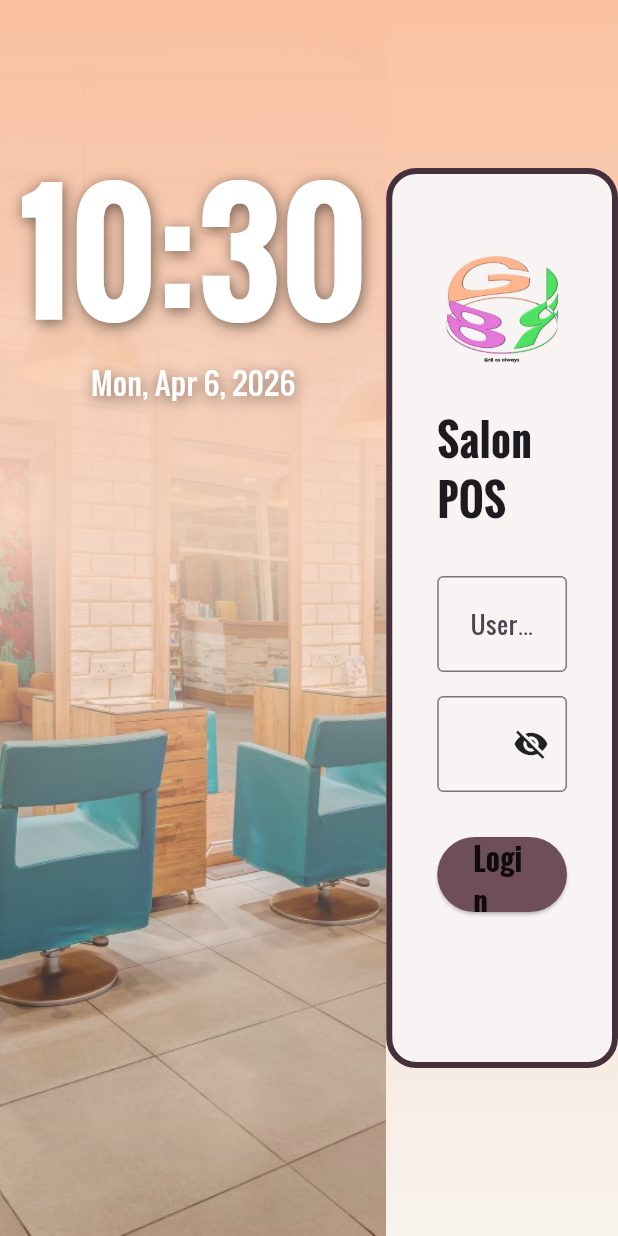
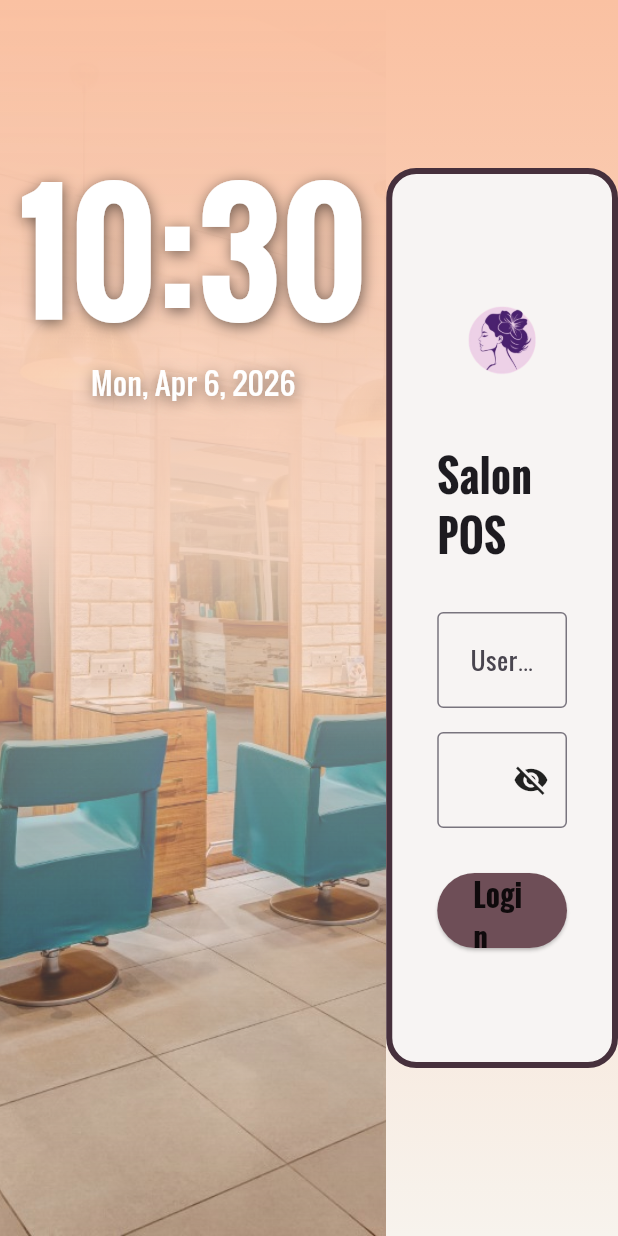
Before and after one commit to izzat-kz/pos-salon-v2, a Flutter app: the screen it shows after launch, on a phone screen of 412 x 824 dp. Run offline on Flutter 3.47's test engine with Material 3 defaults, Android fonts, the phone set to English and light mode, and no system bars; our stand-ins replace dotted_border, pdf, printing, sqflite, syncfusion_flutter_charts; accounts and stored records are empty.

Commit message:
couple changes to commit

```diff
--- a/salon_pos/lib/screens/login.dart
+++ b/salon_pos/lib/screens/login.dart
@@ -94,7 +94,6 @@ class _LoginPageState extends State<LoginPage> {
                 child: Stack(
                   fit: StackFit.expand,
                   children: [
-
                     ShaderMask(
                       shaderCallback: (rect) {
                         return LinearGradient(
@@ -197,10 +196,10 @@ class _LoginPageState extends State<LoginPage> {
                       children: [
                         // 🖼️ Team logo
                         Image.asset(
-                          'assets/Gr8 logo.png',
-                          height: 100,
+                          'assets/logo_gr8.png',
+                          height: 130,
                         ),
-                        const SizedBox(height: 16),
+                        const SizedBox(height: 10),
                         Text(
                           "Salon POS",
                           style: TextStyle(
```
Also changed, not shown: salon_pos/lib/services/loan_service.dart (deleted, +0 -13 lines), salon_pos/assets/logo gr8.png (added), salon_pos/assets/logo_gr8.png (added), salon_pos/pubspec.lock, 1 other file.
